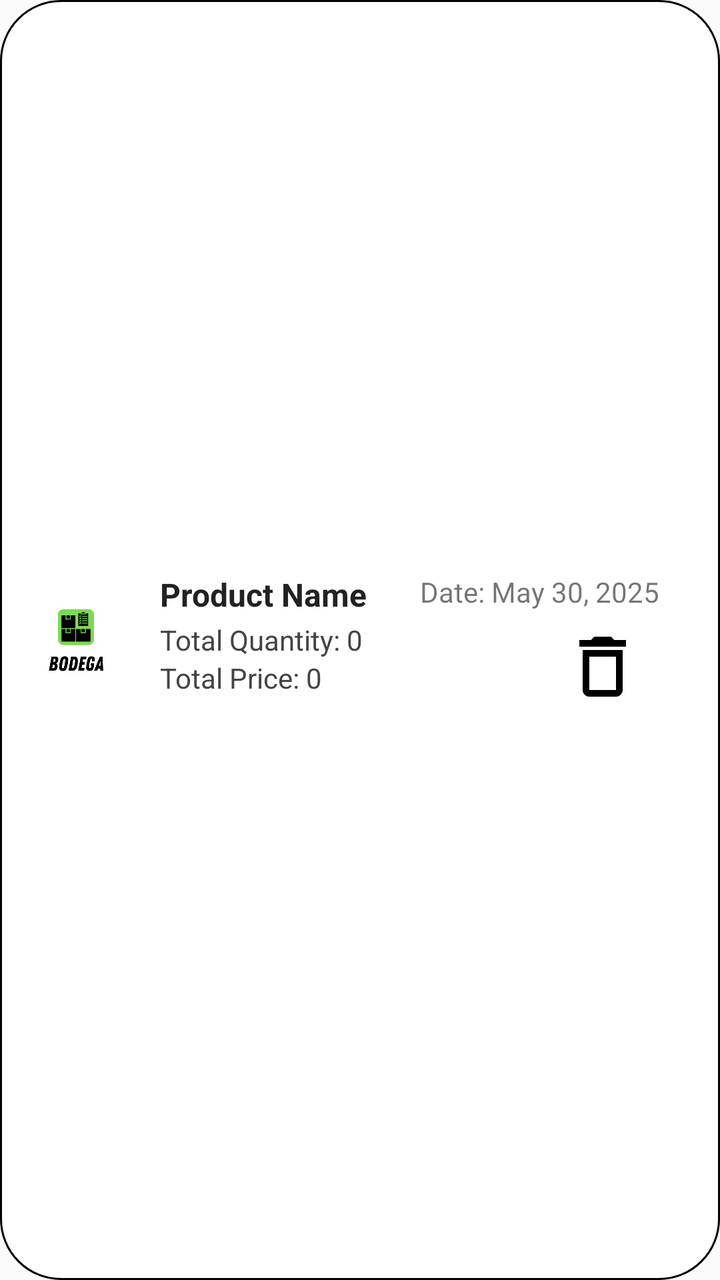
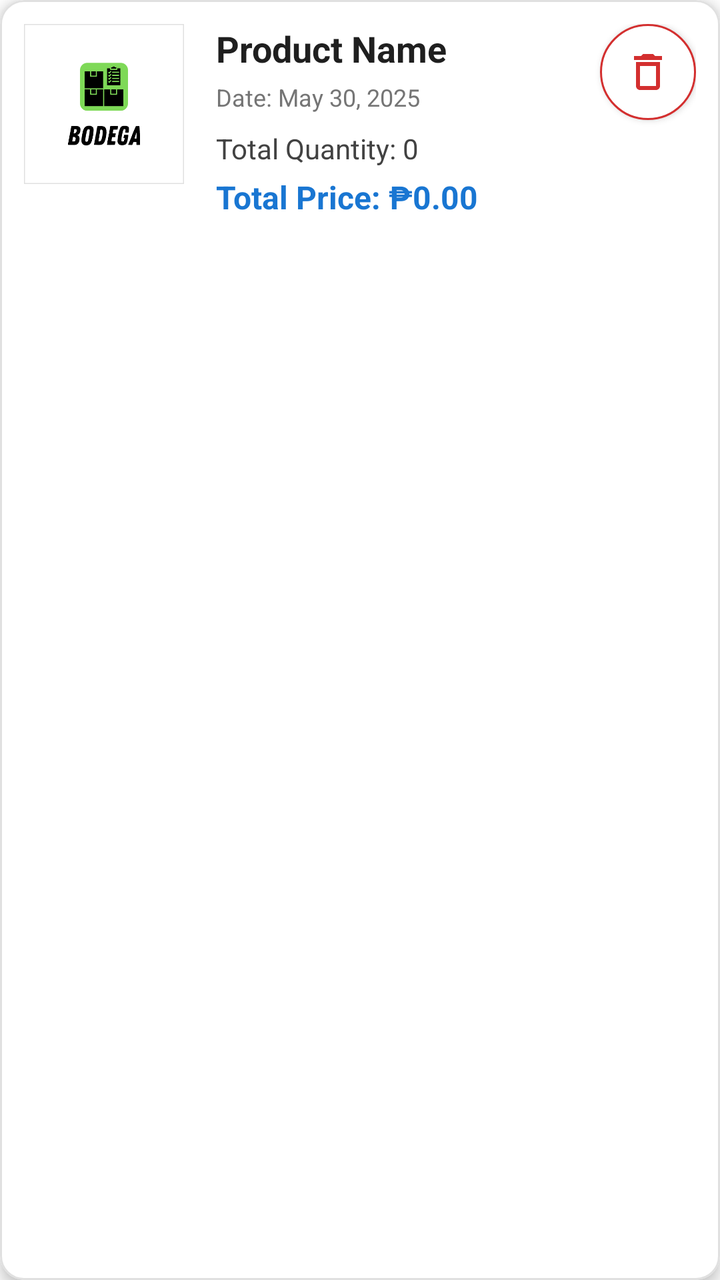

Two renders of the same Android screen: before a commit and after it. Below are the layout's source before the change and the commit's diff.
<!-- AndroidManifest.xml: application theme Theme.MyApp -->
<!-- res/layout/item_dashboard_product.xml -->
<?xml version="1.0" encoding="utf-8"?>
<LinearLayout xmlns:android="http://schemas.android.com/apk/res/android"
    xmlns:app="http://schemas.android.com/apk/res-auto"
    xmlns:tools="http://schemas.android.com/tools"
    android:layout_width="match_parent"
    android:layout_height="wrap_content"
    android:orientation="horizontal"
    android:background="@drawable/rounded_dialog_bg"
    android:padding="8dp"
    android:gravity="center_vertical">

    <ImageView
        android:id="@+id/dash_productImage"
        android:layout_width="60dp"
        android:layout_height="60dp"
        android:src="@drawable/logo"
        android:background="@android:color/darker_gray"
        android:scaleType="centerCrop"
        android:layout_marginEnd="12dp"/>

    <androidx.constraintlayout.widget.ConstraintLayout
        android:layout_width="0dp"
        android:layout_height="wrap_content"
        android:layout_weight="1"
        android:orientation="vertical">

        <TextView
            android:id="@+id/dash_productName"
            android:layout_width="wrap_content"
            android:layout_height="wrap_content"
            android:text="Product Name"
            android:textColor="#222"
            android:textStyle="bold"
            android:textSize="16sp" />

        <TextView
            android:id="@+id/date"
            android:layout_width="match_parent"
            android:layout_height="wrap_content"
            android:layout_marginLeft="130dp"
            android:text="Date: May 30, 2025" />

        <TextView
            android:id="@+id/sold_quantity"
            android:layout_width="wrap_content"
            android:layout_height="wrap_content"

            android:text="Total Quantity: 0"
            android:textColor="#444"
            android:textSize="14sp"
            app:layout_constraintBottom_toBottomOf="parent"
            app:layout_constraintTop_toTopOf="parent"
            tools:layout_editor_absoluteX="0dp" />

        <Button
            android:id="@+id/delete_sold_product"
            android:layout_width="40dp"
            android:layout_height="40dp"
            android:layout_marginStart="100dp"
            android:layout_marginTop="8dp"
            android:background="@drawable/ic_delete_24"
            android:clickable="true"
            app:layout_constraintStart_toEndOf="@+id/sold_quantity"
            app:layout_constraintTop_toBottomOf="@+id/date" />

        <TextView
            android:id="@+id/dash_total_Price_sold"
            android:layout_width="wrap_content"
            android:layout_height="wrap_content"
            android:text="Total Price: 0"
            android:textColor="#444"
            android:textSize="14sp"
            app:layout_constraintTop_toBottomOf="@+id/sold_quantity"
            tools:layout_editor_absoluteX="0dp">

        </TextView>
    </androidx.constraintlayout.widget.ConstraintLayout>

</LinearLayout>
<!-- resources referenced by this layout -->
<resources>
  <!-- drawable ic_delete_24 (drawable) -->
  <vector xmlns:android="http://schemas.android.com/apk/res/android" android:height="24dp" android:tint="#000000" android:viewportHeight="24" android:viewportWidth="24" android:width="24dp">
        
      <path android:fillColor="@android:color/white" android:pathData="M6,19c0,1.1 0.9,2 2,2h8c1.1,0 2,-0.9 2,-2L18,7L6,7v12zM8,9h8v10L8,19L8,9zM15.5,4l-1,-1h-5l-1,1L5,4v2h14L19,4z"/>
      
  </vector>
  <!-- drawable logo: png bitmap (drawable, 13762 bytes) -->
  <!-- drawable rounded_dialog_bg (drawable) -->
  <shape xmlns:android="http://schemas.android.com/apk/res/android"
      android:shape="rectangle">
      <solid android:color="#FFFFFF"/>
      <corners android:radius="30dp"/>
      <stroke android:width="1dip" android:color="@color/black" />
  </shape>
  <style name="Theme.MyApp" parent="Theme.AppCompat.Light.NoActionBar">
  
      </style>
  <color name="black">#FF000000</color>
</resources>

<!-- the commit's change to res/layout/item_dashboard_product.xml (unified diff, before → after) -->
@@ -1,79 +1,105 @@
 <?xml version="1.0" encoding="utf-8"?>
-<LinearLayout xmlns:android="http://schemas.android.com/apk/res/android"
+<com.google.android.material.card.MaterialCardView
+    xmlns:android="http://schemas.android.com/apk/res/android"
     xmlns:app="http://schemas.android.com/apk/res-auto"
-    xmlns:tools="http://schemas.android.com/tools"
     android:layout_width="match_parent"
     android:layout_height="wrap_content"
-    android:orientation="horizontal"
-    android:background="@drawable/rounded_dialog_bg"
-    android:padding="8dp"
-    android:gravity="center_vertical">
-
-    <ImageView
-        android:id="@+id/dash_productImage"
-        android:layout_width="60dp"
-        android:layout_height="60dp"
-        android:src="@drawable/logo"
-        android:background="@android:color/darker_gray"
-        android:scaleType="centerCrop"
-        android:layout_marginEnd="12dp"/>
+    android:layout_marginHorizontal="12dp"
+    android:layout_marginVertical="6dp"
+    app:cardCornerRadius="12dp"
+    app:cardElevation="4dp"
+    app:strokeWidth="1dp"
+    app:strokeColor="#E0E0E0"
+    android:clickable="true"
+    android:focusable="true"
+    app:rippleColor="#1F000000">
 
     <androidx.constraintlayout.widget.ConstraintLayout
-        android:layout_width="0dp"
+        android:layout_width="match_parent"
         android:layout_height="wrap_content"
-        android:layout_weight="1"
-        android:orientation="vertical">
+        android:padding="12dp">
+
+        <com.google.android.material.imageview.ShapeableImageView
+            android:id="@+id/dash_productImage"
+            android:layout_width="80dp"
+            android:layout_height="80dp"
+            android:scaleType="centerCrop"
+            app:shapeAppearanceOverlay="@style/RoundedImageView"
+            android:src="@drawable/logo"
+            app:strokeWidth="1dp"
+            app:strokeColor="#E0E0E0"
+            app:layout_constraintStart_toStartOf="parent"
+            app:layout_constraintTop_toTopOf="parent"/>
 
         <TextView
             android:id="@+id/dash_productName"
-            android:layout_width="wrap_content"
+            android:layout_width="0dp"
             android:layout_height="wrap_content"
+            android:layout_marginStart="16dp"
             android:text="Product Name"
-            android:textColor="#222"
+            android:textColor="#1F1F1F"
             android:textStyle="bold"
-            android:textSize="16sp" />
+            android:textSize="18sp"
+            android:maxLines="2"
+            android:ellipsize="end"
+            app:layout_constraintStart_toEndOf="@id/dash_productImage"
+            app:layout_constraintTop_toTopOf="parent"
+            app:layout_constraintEnd_toStartOf="@id/delete_sold_product"/>
 
         <TextView
             android:id="@+id/date"
-            android:layout_width="match_parent"
+            android:layout_width="wrap_content"
             android:layout_height="wrap_content"
-            android:layout_marginLeft="130dp"
-            android:text="Date: May 30, 2025" />
+            android:text="Date: May 30, 2025"
+            android:textSize="12sp"
+            android:textColor="#757575"
+            android:layout_marginTop="4dp"
+            app:layout_constraintStart_toStartOf="@id/dash_productName"
+            app:layout_constraintTop_toBottomOf="@id/dash_productName"/>
 
         <TextView
             android:id="@+id/sold_quantity"
             android:layout_width="wrap_content"
             android:layout_height="wrap_content"
-
             android:text="Total Quantity: 0"
-            android:textColor="#444"
+            android:textColor="#424242"
             android:textSize="14sp"
-            app:layout_constraintBottom_toBottomOf="parent"
-            app:layout_constraintTop_toTopOf="parent"
-            tools:layout_editor_absoluteX="0dp" />
-
-        <Button
-            android:id="@+id/delete_sold_product"
-            android:layout_width="40dp"
-            android:layout_height="40dp"
-            android:layout_marginStart="100dp"
             android:layout_marginTop="8dp"
-            android:background="@drawable/ic_delete_24"
-            android:clickable="true"
-            app:layout_constraintStart_toEndOf="@+id/sold_quantity"
-            app:layout_constraintTop_toBottomOf="@+id/date" />
+            app:layout_constraintStart_toStartOf="@id/dash_productName"
+            app:layout_constraintTop_toBottomOf="@id/date"/>
 
         <TextView
             android:id="@+id/dash_total_Price_sold"
             android:layout_width="wrap_content"
             android:layout_height="wrap_content"
-            android:text="Total Price: 0"
-            android:textColor="#444"
-            android:textSize="14sp"
-            app:layout_constraintTop_toBottomOf="@+id/sold_quantity"
-            tools:layout_editor_absoluteX="0dp">
+            android:text="Total Price: ₱0.00"
+            android:textColor="#1976D2"
+            android:textStyle="bold"
+            android:textSize="16sp"
+            android:layout_marginTop="4dp"
+            app:layout_constraintStart_toStartOf="@id/dash_productName"
+            app:layout_constraintTop_toBottomOf="@id/sold_quantity"/>
 
-        </TextView>
+        <com.google.android.material.button.MaterialButton
+            android:id="@+id/delete_sold_product"
+            android:layout_width="48dp"
+            android:layout_height="48dp"
+            app:icon="@drawable/ic_delete_24"
+            app:iconTint="#D32F2F"
+            android:insetLeft="0dp"
+            android:insetTop="0dp"
+            android:insetRight="0dp"
+            android:insetBottom="0dp"
+            app:iconGravity="textStart"
+            app:iconPadding="0dp"
+            android:padding="12dp"
+            app:cornerRadius="24dp"
+            android:backgroundTint="#FFFFFF"
+            app:strokeColor="#D32F2F"
+            app:strokeWidth="1dp"
+            app:layout_constraintEnd_toEndOf="parent"
+            app:layout_constraintTop_toTopOf="parent"/>
+
     </androidx.constraintlayout.widget.ConstraintLayout>
 
-</LinearLayout>
+</com.google.android.material.card.MaterialCardView>
<!-- resource entries referenced after the edit -->
@@ -7,16 +7,24 @@
       
   </vector>
   <!-- drawable logo: png bitmap (drawable, 13762 bytes) -->
-  <!-- drawable rounded_dialog_bg (drawable) -->
-  <shape xmlns:android="http://schemas.android.com/apk/res/android"
-      android:shape="rectangle">
-      <solid android:color="#FFFFFF"/>
-      <corners android:radius="30dp"/>
-      <stroke android:width="1dip" android:color="@color/black" />
-  </shape>
-  <style name="Theme.MyApp" parent="Theme.AppCompat.Light.NoActionBar">
-  
+  <style name="Theme.MyApp" parent="Theme.MaterialComponents.Light.NoActionBar">
+          
+          <item name="colorPrimary">@color/purple_500</item>
+          <item name="colorPrimaryVariant">@color/purple_700</item>
+          <item name="colorOnPrimary">@color/white</item>
+          
+          <item name="colorSecondary">@color/teal_200</item>
+          <item name="colorSecondaryVariant">@color/teal_700</item>
+          <item name="colorOnSecondary">@color/black</item>
+          
+          <item name="android:statusBarColor">?attr/colorPrimaryVariant</item>
+          
       </style>
+  <color name="purple_500">#FF6200EE</color>
+  <color name="purple_700">#FF3700B3</color>
+  <color name="white">#FFFFFFFF</color>
+  <color name="teal_200">#FF03DAC5</color>
+  <color name="teal_700">#FF018786</color>
   <color name="black">#FF000000</color>
 </resources>
 
